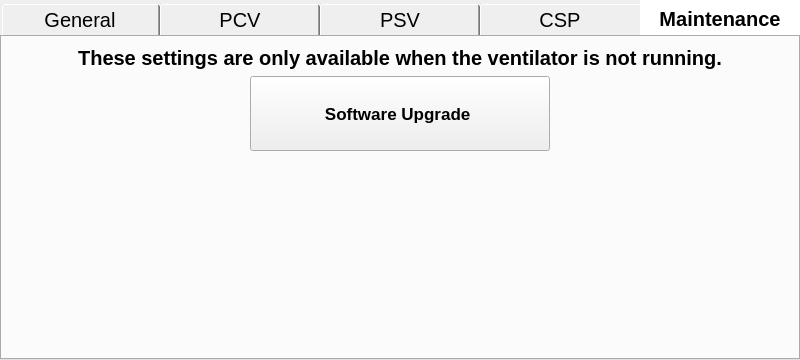
First picture: the form in gui/settings/settings.ui, repository fmselab/mvm-gui, before the edit.
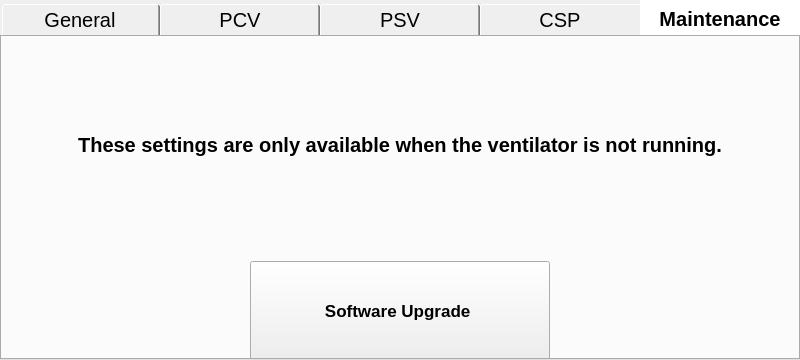
Second picture: the form after the edit. The open tabs and pages were chosen to show the change. Icons and pictures are not drawn. Custom widgets are drawn as their Qt base class.

Commit message: Cleanup of settings.ui maintenance tab

```diff
--- a/gui/settings/settings.ui
+++ b/gui/settings/settings.ui
@@ -2562,7 +2562,7 @@
             <property name="minimumSize">
              <size>
               <width>0</width>
-              <height>75</height>
+              <height>100</height>
              </size>
             </property>
             <property name="maximumSize">
@@ -2586,19 +2586,6 @@
           </item>
          </layout>
         </item>
-        <item>
-         <spacer name="verticalSpacer">
-          <property name="orientation">
-           <enum>Qt::Vertical</enum>
-          </property>
-          <property name="sizeHint" stdset="0">
-           <size>
-            <width>20</width>
-            <height>40</height>
-           </size>
-          </property>
-         </spacer>
-        </item>
        </layout>
       </widget>
      </widget>
```
